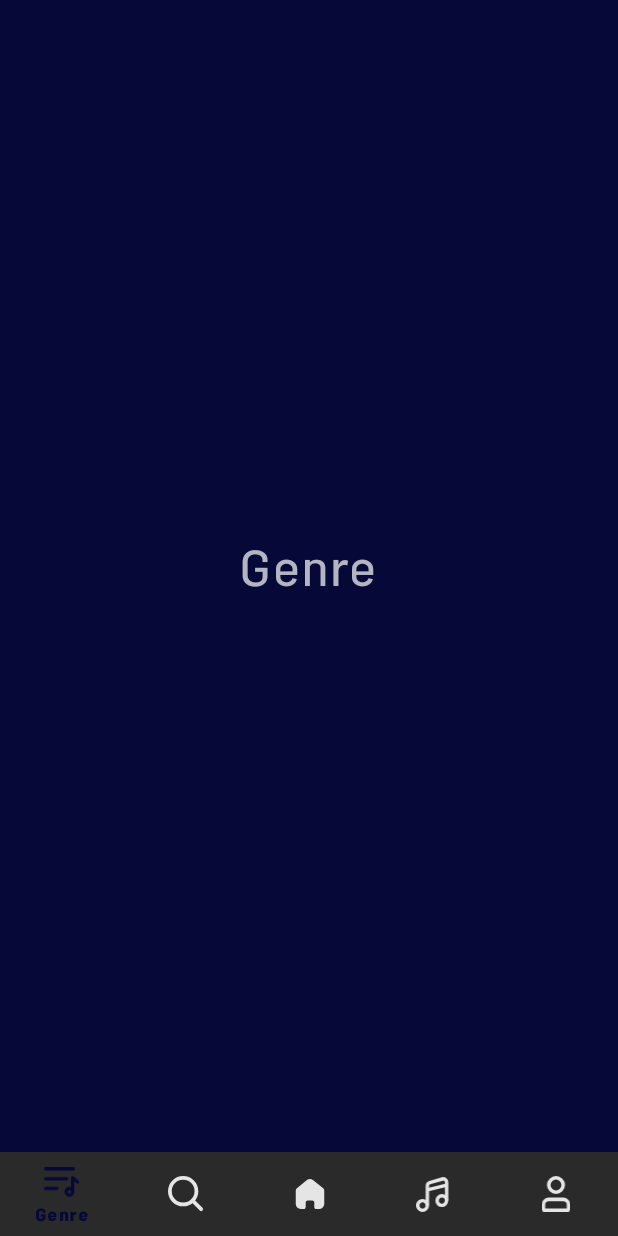
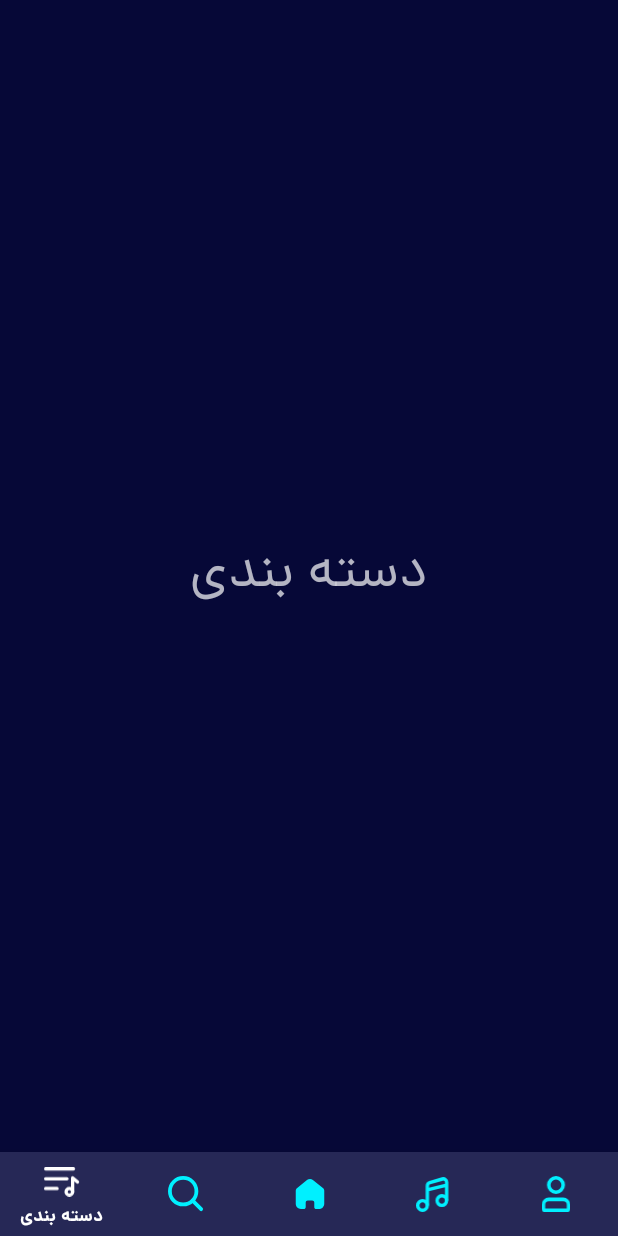
Before and after one commit to VahidGarousi/TarAvaz-XML, an Android app: the MainActivity screen opened directly, with no data from a screen before it, on a phone screen of 412 x 824 dp. Run offline under Robolectric (Android 15) with nearby library versions, the phone set to English and light mode, and no system bars.

Commit message:
vahid: implement bottom_navigation but not completed yet

```diff
--- a/app/src/main/java/ir/vbile/app/taravaz/feautre/main/MainActivity.kt
+++ b/app/src/main/java/ir/vbile/app/taravaz/feautre/main/MainActivity.kt
@@ -3,6 +3,7 @@ package ir.vbile.app.taravaz.feautre.main
 import android.os.Bundle
 import androidx.lifecycle.LiveData
 import androidx.navigation.NavController
+import androidx.navigation.findNavController
 import com.google.android.material.bottomnavigation.BottomNavigationView
 import ir.vbile.app.taravaz.R
 import ir.vbile.app.taravaz.common.TarAvazActivity
--- a/app/src/main/res/color/bottom_navigation_item_color.xml
+++ b/app/src/main/res/color/bottom_navigation_item_color.xml
@@ -16,6 +16,6 @@
   -->
 
 <selector xmlns:android="http://schemas.android.com/apk/res/android">
-  <item android:alpha="1.0" android:color="?attr/colorPrimary" android:state_checked="true"/>
-  <item android:alpha="1.0" android:color="?attr/colorOnSurface"/>
+  <item android:alpha="1.0" android:color="?attr/colorPrimaryVariant" android:state_checked="true"/>
+  <item android:alpha="1.0" android:color="?attr/colorSecondary"/>
 </selector>
--- a/app/src/main/res/layout/activity_main.xml
+++ b/app/src/main/res/layout/activity_main.xml
@@ -6,17 +6,17 @@
     android:layout_height="match_parent"
     tools:context=".feautre.main.MainActivity">
 
+    <com.google.android.material.bottomnavigation.BottomNavigationView
+        android:id="@+id/bottomNavigationMain"
+        android:layout_width="match_parent"
+        android:layout_height="wrap_content"
+        android:layout_gravity="bottom"
+        app:menu="@menu/main_menu" />
+
     <androidx.fragment.app.FragmentContainerView
         android:id="@+id/nav_host_container"
         android:layout_width="match_parent"
         android:layout_height="match_parent"
         android:layout_marginBottom="56dp" />
 
-    <com.google.android.material.bottomnavigation.BottomNavigationView
-        android:id="@+id/bottomNavigationMain"
-        android:layout_width="match_parent"
-        android:layout_height="56dp"
-        android:layout_gravity="bottom"
-        app:menu="@menu/main_menu" />
-
 </androidx.coordinatorlayout.widget.CoordinatorLayout>
--- a/app/src/main/res/values-night/themes.xml
+++ b/app/src/main/res/values-night/themes.xml
@@ -19,6 +19,7 @@
         <item name="android:windowLightStatusBar" tools:targetApi="m">false</item>
         <item name="colorOnSurface">@color/lightWhite</item>
         <item name="fontFamily">@font/primary_regular</item>
+        <item name="colorSurface">#0D0F44</item>
 
         <!--Material type attributes-->
         <item name="textAppearanceHeadline1">@style/TextAppearance.MyTheme.Headline1</item>
--- a/app/src/main/res/values/strings.xml
+++ b/app/src/main/res/values/strings.xml
@@ -1,10 +1,10 @@
 <resources>
     <string name="app_name">TarAvaz</string>
-    <string name="home">Home</string>
-    <string name="genre">Genre</string>
-    <string name="search">Search</string>
-    <string name="music">Music</string>
-    <string name="artist">Artist</string>
+    <string name="home">صفحه اصلی</string>
+    <string name="genre">دسته بندی</string>
+    <string name="search">جستجو</string>
+    <string name="music">ترانه ها</string>
+    <string name="artist">هنرمندان</string>
     <string name="persian_app_name">ترآواز</string>
     <string name="app_description">مرجعی کامل برای دسترسی به موسیقی و ترانه های ایرانی</string>
     <string name="version_name">نسخه ۱</string>
--- a/app/src/main/res/values/styles.xml
+++ b/app/src/main/res/values/styles.xml
@@ -2,6 +2,7 @@
 <resources>
 
     <style name="MyBottomNavigationView" parent="Widget.MaterialComponents.BottomNavigationView">
+        <item name="android:background">?attr/colorSurface</item>
         <item name="itemIconTint">@color/bottom_navigation_item_color</item>
         <item name="itemTextColor">@color/bottom_navigation_item_color</item>
         <item name="itemRippleColor">@color/bottom_navigation_ripple_color</item>
@@ -9,7 +10,7 @@
     </style>
 
     <style name="ActiveItemBottomNavigationTextAppearance" parent="TextAppearance.MyTheme.Caption">
-        <item name="fontFamily">@font/primary_extra_bold</item>
+        <item name="fontFamily">@font/primary_bold</item>
         <item name="android:fontFamily">@font/primary_bold</item>
     </style>
 </resources>
--- a/app/src/main/res/values/themes.xml
+++ b/app/src/main/res/values/themes.xml
@@ -18,7 +18,7 @@
         <item name="android:statusBarColor" tools:targetApi="l">@color/blue</item>
         <item name="android:windowLightStatusBar" tools:targetApi="m">false</item>
         <item name="colorOnSurface">@color/lightWhite</item>
-
+        <item name="colorSurface">#0D0F44</item>
         <item name="fontFamily">@font/primary_regular</item>
 
         <!--Material type attributes-->
```
Also changed, not shown: app/src/main/java/ir/vbile/app/taravaz/common/Activity.kt (added, +11 -0 lines), app/src/main/java/ir/vbile/app/taravaz/feautre/splash/SplashActivity.kt (+12 -1 lines), app/src/main/java/ir/vbile/app/taravaz/view/TarAvazNavigationView.kt (added, +17 -0 lines).
